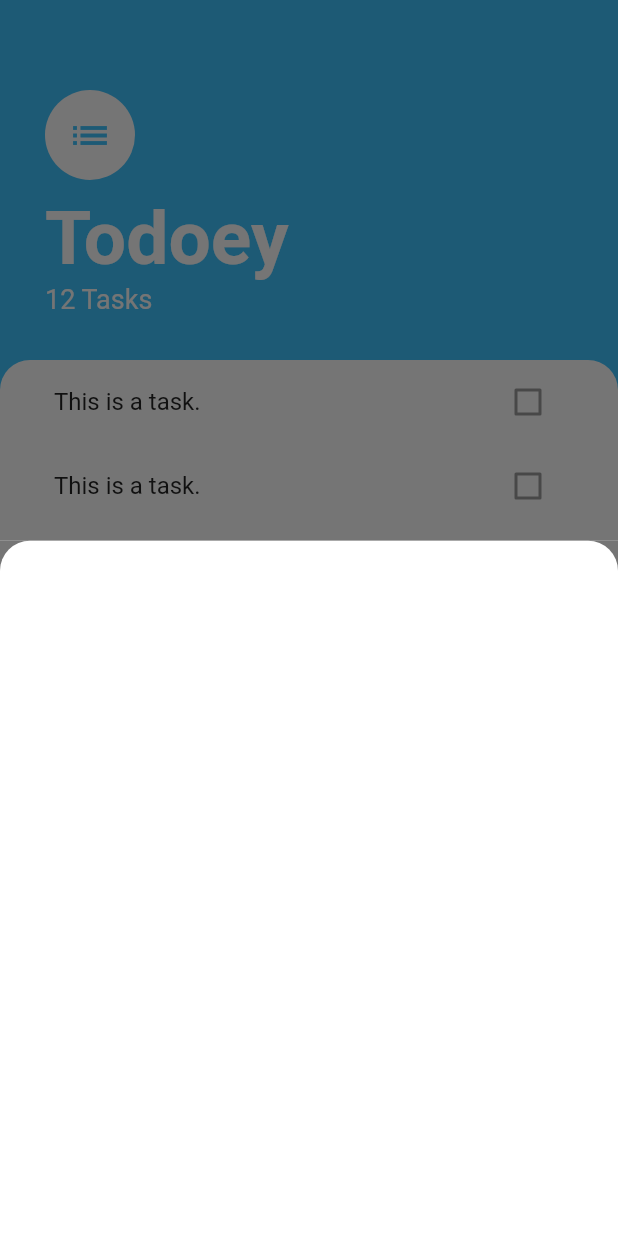
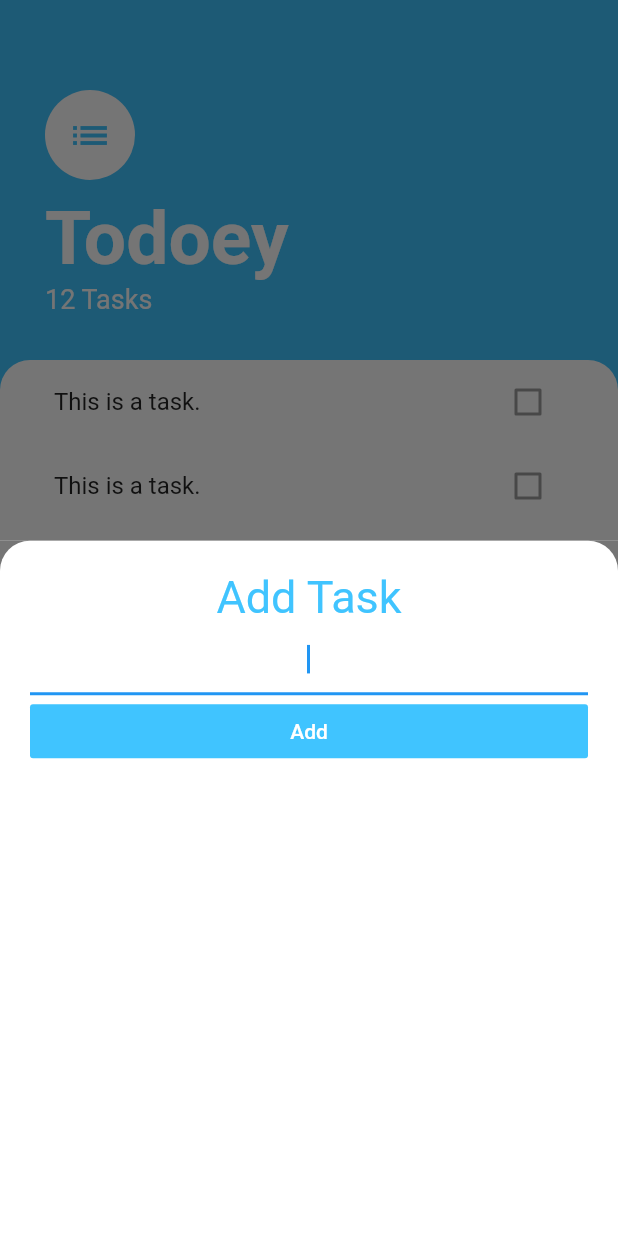
Before and after one commit to mschneider86/todoey-flutter, a Flutter app: the screen it shows after launch, after a tap on the "add" icon, on a phone screen of 412 x 824 dp. Run offline on Flutter 3.47's test engine with Material 2 defaults, Android fonts, the phone set to English and light mode, and no system bars.

Commit message:
updated layout of task screen bottom sheet

```diff
--- a/lib/screens/add_task_screen.dart
+++ b/lib/screens/add_task_screen.dart
@@ -6,6 +6,7 @@ class AddTaskScreen extends StatelessWidget {
     return Container(
       color: Color(0xff757575),
       child: Container(
+        padding: EdgeInsets.all(20.0),
         decoration: BoxDecoration(
           color: Colors.white,
           borderRadius: BorderRadius.only(
@@ -13,6 +14,35 @@ class AddTaskScreen extends StatelessWidget {
             topRight: Radius.circular(20.0),
           ),
         ),
+        child: Column(
+          crossAxisAlignment: CrossAxisAlignment.stretch,
+          children: <Widget>[
+            Text(
+              'Add Task',
+              textAlign: TextAlign.center,
+              style: TextStyle(
+                fontSize: 30.0,
+                color: Colors.lightBlueAccent,
+              ),
+            ),
+            TextField(
+              autofocus: true,
+              textAlign: TextAlign.center,
+            ),
+            FlatButton(
+              child: Text(
+                'Add',
+                style: TextStyle(
+                  color: Colors.white,
+                ),
+              ),
+              color: Colors.lightBlueAccent,
+              onPressed: () {
+
+              },
+            ),
+          ],
+        ),
       ),
     );
   }
```
